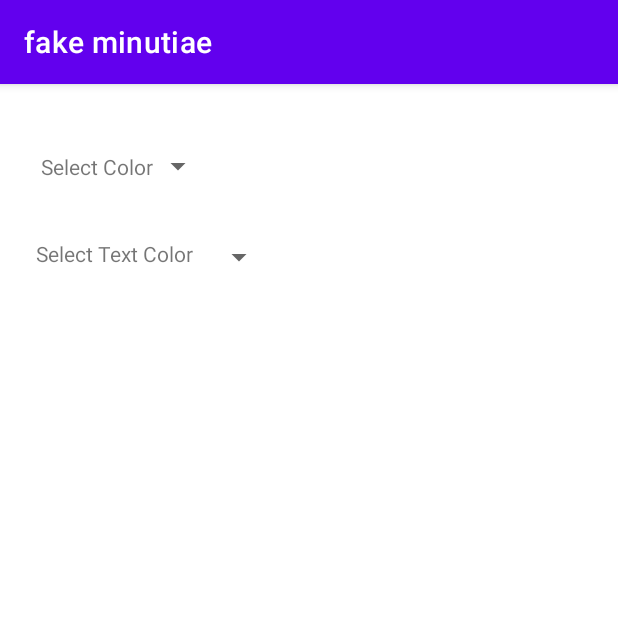
After one commit to Stefanistkuhl/drecks-app, an Android app: the Settings screen opened directly, with no data from a screen before it, on a phone screen of 412 x 824 dp, the top half of it. The commit adds this screen. Run offline under Robolectric (Android 15) with nearby library versions, the phone set to English and light mode, and no system bars.

Commit message:
added settings

```diff
--- a/app/build.gradle
+++ b/app/build.gradle
@@ -33,6 +33,7 @@ dependencies {
     implementation 'androidx.appcompat:appcompat:1.5.1'
     implementation 'com.google.android.material:material:1.7.0'
     implementation 'androidx.constraintlayout:constraintlayout:2.1.4'
+    implementation 'androidx.preference:preference:1.1.+'
 
     testImplementation 'junit:junit:4.13.2'
     androidTestImplementation 'androidx.test.ext:junit:1.1.5'
--- /dev/null
+++ b/app/src/main/java/com/example/muttaapp/Settings.java
@@ -0,0 +1,62 @@
+package com.example.muttaapp;
+
+import androidx.appcompat.app.AppCompatActivity;
+
+import android.content.Context;
+import android.content.SharedPreferences;
+import android.os.Bundle;
+import android.view.View;
+import android.widget.AdapterView;
+import android.widget.ArrayAdapter;
+import android.widget.Spinner;
+
+@SuppressWarnings("FieldCanBeLocal")
+public class Settings extends AppCompatActivity implements AdapterView.OnItemSelectedListener {
+
+    private String selectedColor;
+    private String selectedtextColor;
+
+    @Override
+    protected void onCreate(Bundle savedInstanceState) {
+        super.onCreate(savedInstanceState);
+        setContentView(R.layout.activity_settings);
+
+        Spinner spinnerselectcolor=findViewById(R.id.spinner_select_color);
+        ArrayAdapter<CharSequence>adapter= ArrayAdapter.createFromResource(this, R.array.colors, android.R.layout.simple_spinner_item);
+        adapter.setDropDownViewResource(android.R.layout.simple_spinner_item);
+        spinnerselectcolor.setAdapter(adapter);
+        spinnerselectcolor.setOnItemSelectedListener(this);
+
+        Spinner spinnerselecttextcolor=findViewById(R.id.spinner_select_text_color);
+        ArrayAdapter<CharSequence>adapter2= ArrayAdapter.createFromResource(this, R.array.text_colors, android.R.layout.simple_spinner_item);
+        adapter2.setDropDownViewResource(android.R.layout.simple_spinner_item);
+        spinnerselecttextcolor.setAdapter(adapter2);
+        spinnerselecttextcolor.setOnItemSelectedListener(this);
+
+    }
+
+    @Override
+    public void onItemSelected(AdapterView <?> parent, View view, int position, long id){
+        int spinnerid = parent.getId();
+        if(spinnerid == R.id.spinner_select_color){
+            selectedColor = parent.getItemAtPosition(position).toString();
+            SharedPreferences sharedPref = getSharedPreferences("user_prefs", Context.MODE_PRIVATE);
+            SharedPreferences.Editor editor = sharedPref.edit();
+            editor.putString("selected_color", selectedColor);
+            editor.apply();
+        }else if (spinnerid == R.id.spinner_select_text_color){
+            selectedtextColor = parent.getItemAtPosition(position).toString();
+            SharedPreferences sharedPref2 = getSharedPreferences("user_text_prefs", Context.MODE_PRIVATE);
+            SharedPreferences.Editor editor2 = sharedPref2.edit();
+            editor2.putString("select_text_color", selectedtextColor);
+            editor2.apply();
+        }
+
+    }
+
+    @Override
+    public void onNothingSelected(AdapterView <?> parent){
+
+    }
+
+}
--- /dev/null
+++ b/app/src/main/res/layout/activity_settings.xml
@@ -0,0 +1,47 @@
+<?xml version="1.0" encoding="utf-8"?>
+<androidx.constraintlayout.widget.ConstraintLayout xmlns:android="http://schemas.android.com/apk/res/android"
+    xmlns:app="http://schemas.android.com/apk/res-auto"
+    xmlns:tools="http://schemas.android.com/tools"
+    android:layout_width="match_parent"
+    android:layout_height="match_parent"
+    tools:context=".Settings">
+
+    <Spinner
+        android:id="@+id/spinner_select_color"
+        android:layout_width="47dp"
+        android:layout_height="31dp"
+        android:layout_marginStart="68dp"
+        android:layout_marginTop="39dp"
+        app:layout_constraintStart_toStartOf="@+id/textView"
+        app:layout_constraintTop_toTopOf="parent" />
+
+    <Spinner
+        android:id="@+id/spinner_select_text_color"
+        android:layout_width="47dp"
+        android:layout_height="31dp"
+        android:layout_marginStart="112dp"
+        android:layout_marginTop="100dp"
+        app:layout_constraintStart_toStartOf="@+id/textView2"
+        app:layout_constraintTop_toTopOf="parent" />
+
+    <TextView
+        android:id="@+id/textView"
+        android:layout_width="wrap_content"
+        android:layout_height="wrap_content"
+        android:layout_marginStart="27dp"
+        android:layout_marginTop="6dp"
+        android:text="Select Color"
+        app:layout_constraintStart_toStartOf="parent"
+        app:layout_constraintTop_toTopOf="@+id/spinner_select_color" />
+
+    <TextView
+        android:id="@+id/textView2"
+        android:layout_width="wrap_content"
+        android:layout_height="wrap_content"
+        android:layout_marginStart="24dp"
+        android:layout_marginTop="64dp"
+        android:text="Select Text Color"
+        app:layout_constraintStart_toStartOf="parent"
+        app:layout_constraintTop_toTopOf="@+id/spinner_select_color" />
+
+</androidx.constraintlayout.widget.ConstraintLayout>
--- a/app/src/main/res/values/strings.xml
+++ b/app/src/main/res/values/strings.xml
@@ -1,3 +1,31 @@
 <resources>
-    <string name="app_name">muttaapp</string>
+    <string name="app_name">fake minutiae</string>
+    <string name="title_activity_settings">Settings</string>
+
+    <string name="select_color">select_color</string>
+    <string-array name="colors">
+        <item>Black</item>
+        <item>White</item>
+    </string-array>
+
+    <string name="select_text_color">select_text_color</string>
+    <string-array name="text_colors">
+        <item>Black</item>
+        <item>White</item>
+    </string-array>
+
+    <!-- Preference Titles -->
+    <string name="messages_header">Messages</string>
+    <string name="sync_header">Sync</string>
+
+    <!-- Messages Preferences -->
+    <string name="signature_title">Your signature</string>
+    <string name="reply_title">Default reply action</string>
+
+    <!-- Sync Preferences -->
+    <string name="sync_title">Sync email periodically</string>
+    <string name="attachment_title">Download incoming attachments</string>
+    <string name="attachment_summary_on">Automatically download attachments for incoming emails
+    </string>
+    <string name="attachment_summary_off">Only download attachments when manually requested</string>
 </resources>
```
Also changed, not shown: app/src/main/AndroidManifest.xml (+10 -5 lines), app/src/main/java/com/example/muttaapp/MainActivity.java (+55 -19 lines), app/src/main/res/layout/activity_main.xml (+10 -2 lines), app/src/main/res/values/arrays.xml (added, +12 -0 lines), app/src/main/res/xml/root_preferences.xml (added, +65 -0 lines).
